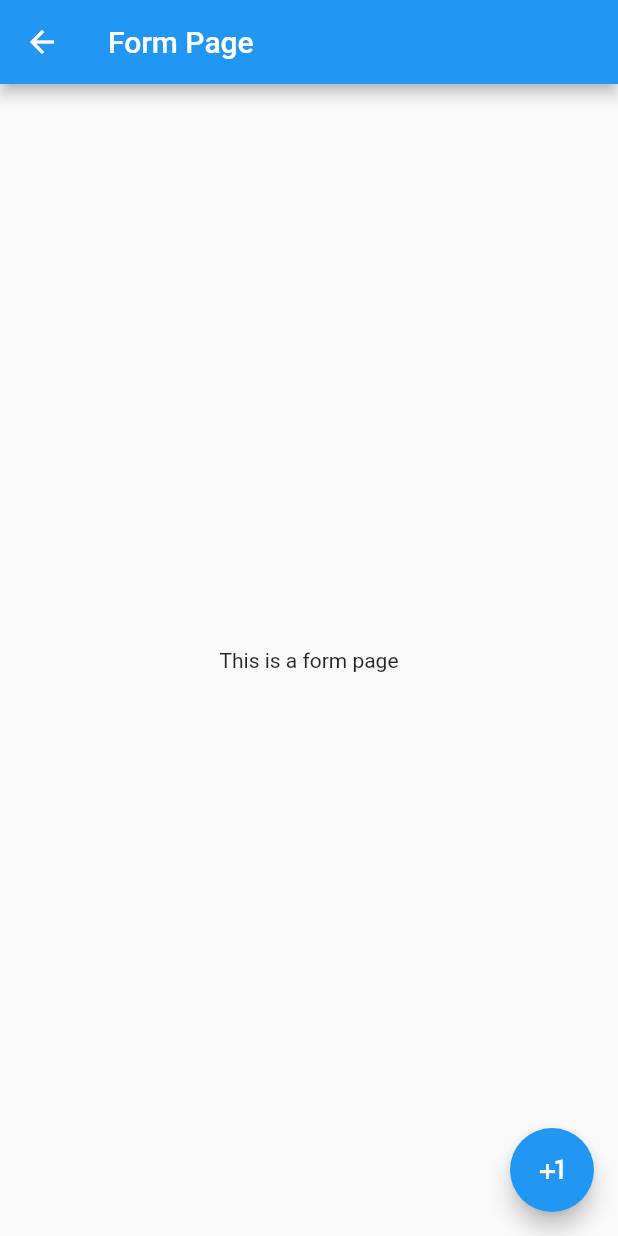
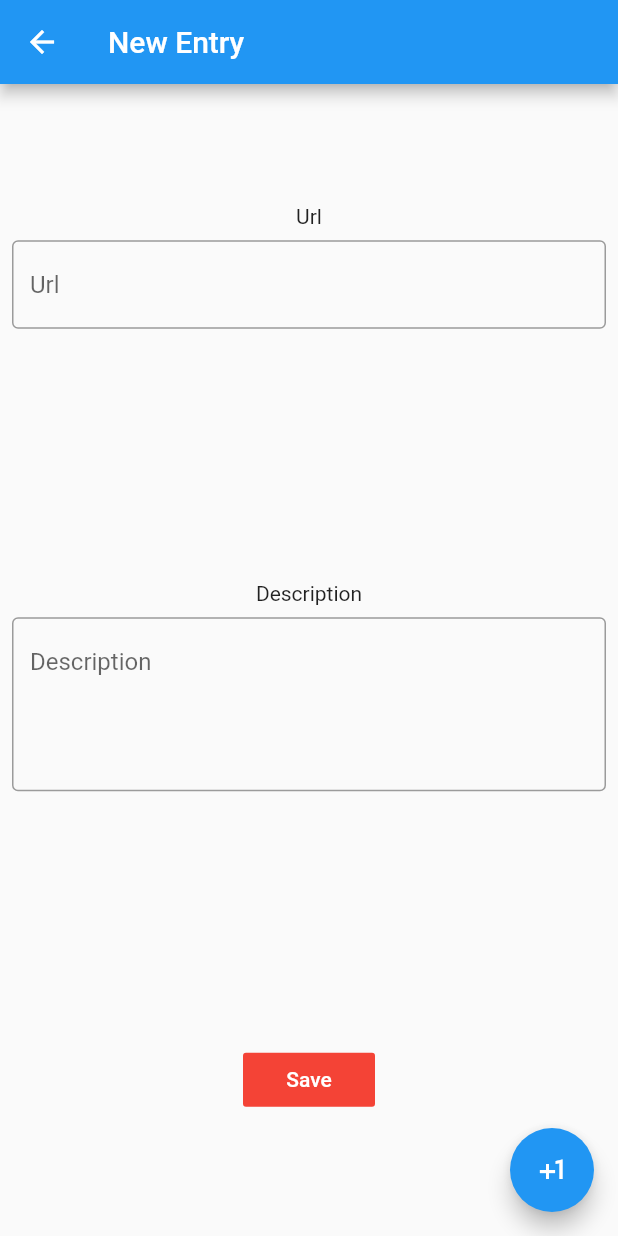
Before and after one commit to fluttersgblk71/dartOverflow, a Flutter app: the FormPage screen opened directly, on a phone screen of 412 x 824 dp. Run offline on Flutter 3.47's test engine with Material 2 defaults, Android fonts, the phone set to English and light mode, and no system bars.

Commit message:
Broken Form

```diff
--- a/lib/form.dart
+++ b/lib/form.dart
@@ -1,30 +1,92 @@
-
 import 'package:flutter/material.dart';
+// import 'package:shared_preferences/shared_preferences.dart';
 
 class FormPage extends StatefulWidget {
-
   FormPage({Key key}) : super(key: key);
 
   @override
   _FormState createState() => _FormState();
 }
 
+// _saveTextFields(url, description) async {
+//   final SharedPreferences prefs = await SharedPreferences.getInstance();
+//    prefs.setString('url', url);
+//    prefs.setString('description', description);
+// }
+
 class _FormState extends State<FormPage> {
+  // Create a text controller. We will use iturl to retrieve the current value
+  // of the TextField!
+  dynamic urlController = TextEditingController();
+  dynamic descriptionController = TextEditingController();
+  @override
+  void dispose() {
+    // Clean up the controller when the Widget is disposed
+    urlController.dispose();
+    descriptionController.dispose();
+    super.dispose();
+  }
+
   @override
   Widget build(BuildContext context) {
     return Scaffold(
         appBar: AppBar(
-        title: Text("Form Page"),
+          title: Text("New Entry"),
         ),
-      body: Center(
-        child: Text("This is a form page"),
+        body: Column(
+          mainAxisAlignment: MainAxisAlignment.spaceAround,
+          children: <Widget>[
+            Container(
+              // decoration: BoxDecoration(color: Colors.red),
+              alignment: Alignment(1.0, 0.0),
+              child: Column(children: <Widget>[
+                Text('Url'),
+                Padding(
+                  padding: const EdgeInsets.all(8.0),
+                  child: TextField(
+                    controller: urlController,
+                    decoration: InputDecoration(
+                        border: OutlineInputBorder(), hintText: 'Url'),
+                  ),
+                ),
+              ]),
+            ),
+            Container(
+                // decoration: BoxDecoration(color: Colors.grey),
+                // height: MediaQuery.of(context).size.height * 0.3,
+                // width: MediaQuery.of(context).size.width * 0.9,
+                child: Column(
+              children: <Widget>[
+                Text('Description'),
+                Padding(
+                  padding: const EdgeInsets.all(8.0),
+                  child: TextField(
+                    controller: descriptionController,
+                    maxLines: 4,
+                    decoration: InputDecoration(
+                        border: OutlineInputBorder(), hintText: 'Description'),
+                  ),
+                ),
+              ],
+            )),
+            FlatButton(
+              // onPressed: () {
+                // _saveTextFields(urlController.text, descriptionController.text);
+              // },
+              onPressed: (){},
+              color: Colors.red,
+              textColor: Colors.white,
+              child: Text('Save'),
+            ),
+          ],
         ),
         floatingActionButton: FloatingActionButton(
           onPressed: () {
-          print ("action button pressed");
+            print("action button pressed");
           },
           child: Icon(Icons.plus_one),
-      )
-    );
+        ));
   }
 }
+
+// Define a Custom Form Widget
--- a/lib/user.dart
+++ b/lib/user.dart
@@ -2,7 +2,6 @@ import 'package:flutter/material.dart';
 import './form.dart';
 
 class User extends StatefulWidget {
-
   User({Key key}) : super(key: key);
 
   @override
@@ -23,14 +22,7 @@ class _UserState extends State<User> {
               child: Text("This is a user page"),
             ),
             FlatButton(
-            onPressed: () {
-              Navigator.push(
-                context,
-                PageRouteBuilder(
-                  pageBuilder: (context, anim1, anim2) => FormPage()
-                )
-              );
-            },
+              onPressed: () {},
               color: Colors.red,
               textColor: Colors.white,
               child: Text('Go to form page'),
@@ -39,10 +31,13 @@ class _UserState extends State<User> {
         ),
         floatingActionButton: FloatingActionButton(
           onPressed: () {
-          print ("action button pressed");
+            Navigator.push(
+                context,
+                PageRouteBuilder(
+                    pageBuilder: (context, anim1, anim2) => FormPage()));
+            print("action button pressed");
           },
           child: Icon(Icons.plus_one),
-      )
-    );
+        ));
   }
 }
```
Lines whose indentation alone changed are shown as unchanged.
